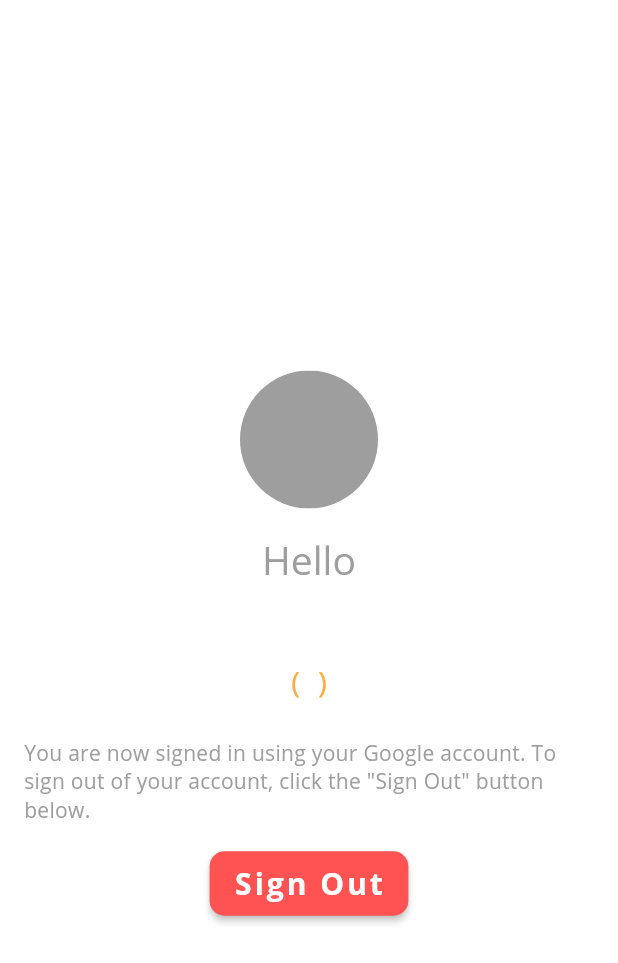
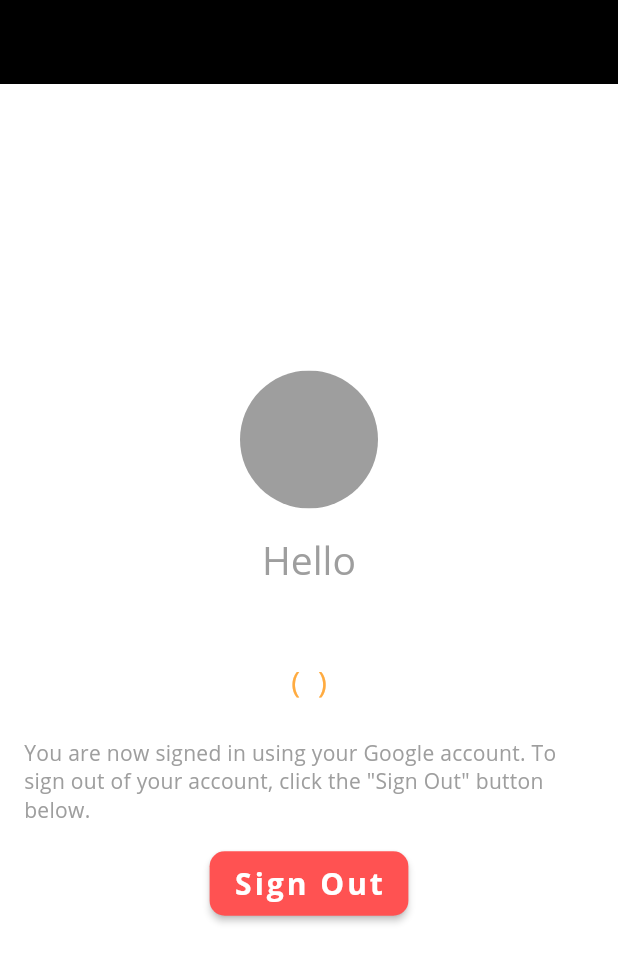
Before and after one commit to Ohgyuchan/famtopia, a Flutter app: the ProfileScreen screen opened directly with empty values, on a phone screen of 412 x 824 dp. Shown: the top 963 px of the screen. Run offline on Flutter 3.47's test engine with Material 2 defaults, Android fonts, the phone set to English and light mode, and no system bars; our stand-ins replace cloud_firestore, firebase_auth, firebase_core, get_it, google_sign_in, image_picker and 1 more; accounts and stored records are empty.

Commit message:
Appbar 수정

```diff
--- a/lib/screens/profile/profile.dart
+++ b/lib/screens/profile/profile.dart
@@ -50,12 +50,16 @@ class _ProfileScreenState extends State<ProfileScreen> {
     return ResponsiveBuilder(
         builder: (context, sizingInformation) => Scaffold(
               backgroundColor: Colors.white,
-              appBar: sizingInformation.deviceScreenType == DeviceScreenType.mobile
-                  ? AppBar(
-                      elevation: 0,
-                      backgroundColor: Colors.white,
-                    )
-                  : null,
+              appBar:
+                  sizingInformation.deviceScreenType == DeviceScreenType.mobile
+                      ? AppBar(
+                          elevation: 0,
+                          backgroundColor: Colors.black,
+                          iconTheme: IconThemeData(
+                            color: Colors.black, //change your color here.
+                          ),
+                        )
+                      : null,
               body: SafeArea(
                 child: Padding(
                   padding: const EdgeInsets.only(
```
Also changed, not shown: lib/screens/add_screen.dart (+5 -2 lines).
